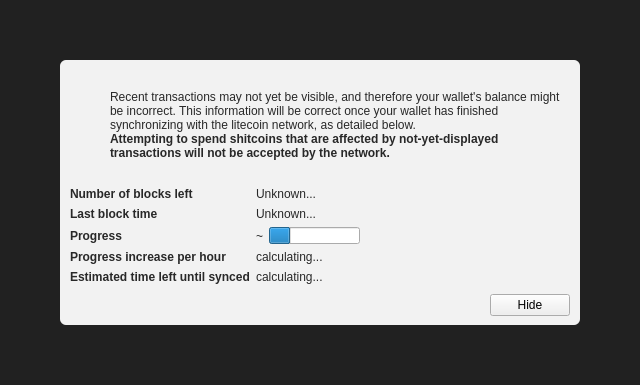
The window that src/qt/forms/modaloverlay.ui (ed-ro0t/ShitcoinDeLuxe) describes before a commit, drawn with Qt 5.
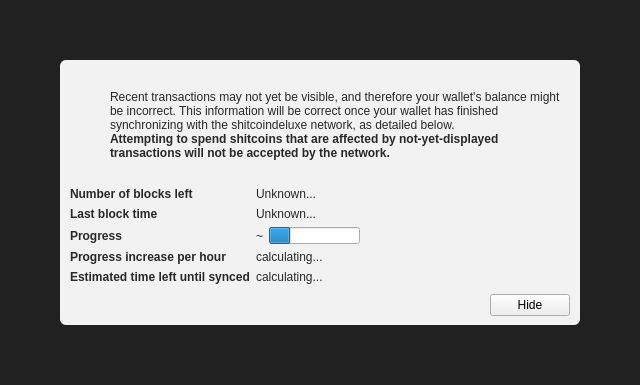
The same window after the commit. Icons and pictures are not drawn. Custom widgets are drawn as their Qt base class.

```diff
--- a/src/qt/forms/modaloverlay.ui
+++ b/src/qt/forms/modaloverlay.ui
@@ -130,7 +130,7 @@
              <item>
               <widget class="QLabel" name="infoText">
                <property name="text">
-                <string>Recent transactions may not yet be visible, and therefore your wallet's balance might be incorrect. This information will be correct once your wallet has finished synchronizing with the litecoin network, as detailed below.</string>
+                <string>Recent transactions may not yet be visible, and therefore your wallet's balance might be incorrect. This information will be correct once your wallet has finished synchronizing with the shitcoindeluxe network, as detailed below.</string>
                </property>
                <property name="textFormat">
                 <enum>Qt::RichText</enum>
```
